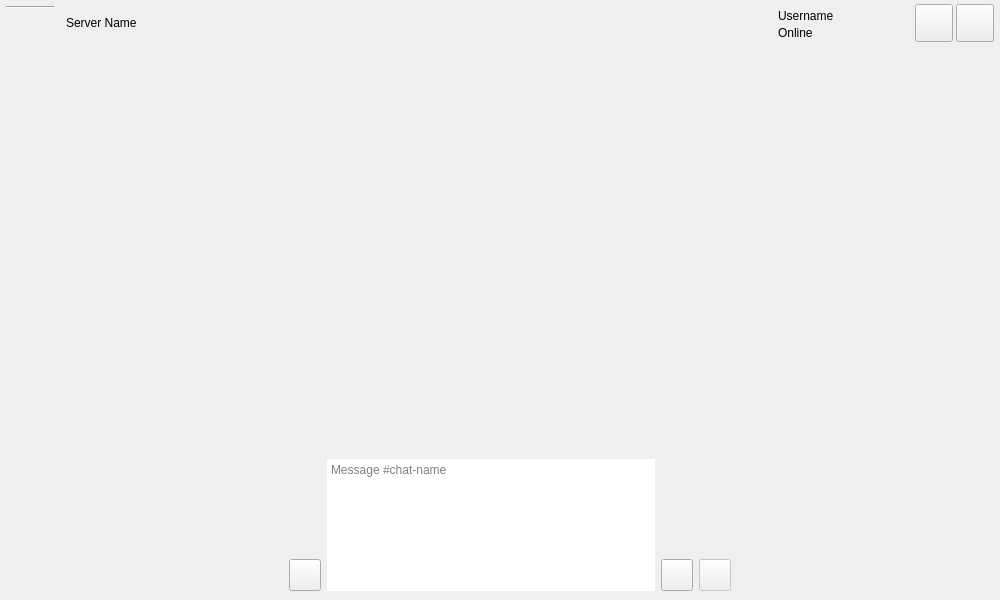
Above: widgets/main_page/main_page.ui from LiquidIce64/ScatterComms before the change. Below: the same form after it.
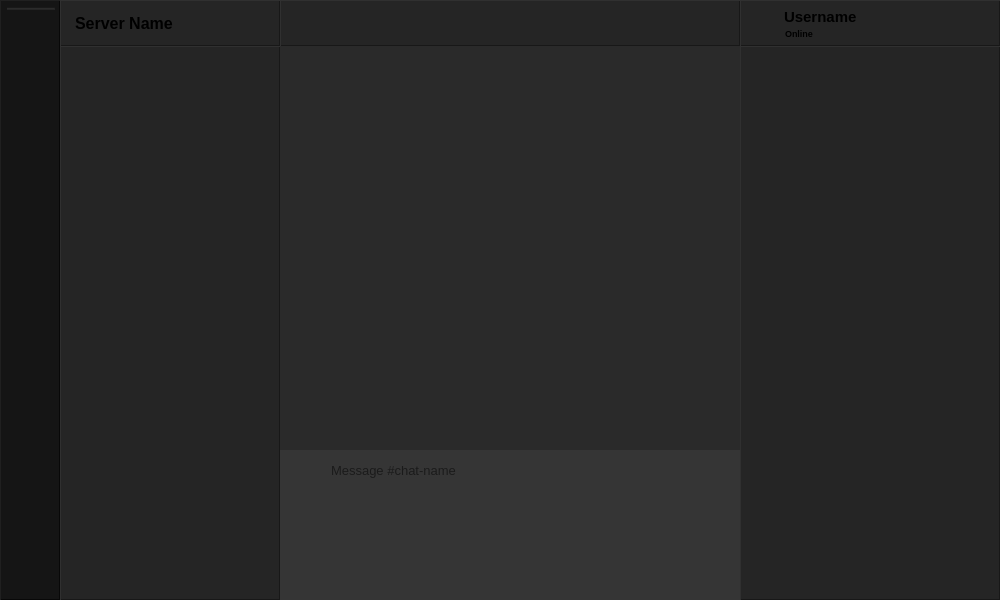
That is the form after the change. Icons and pictures are not drawn. Custom widgets are drawn as their Qt base class.

Commit message: Fixed frame button checked state highlight

Diff of the .ui file:
```diff
--- a/widgets/main_page/main_page.ui
+++ b/widgets/main_page/main_page.ui
@@ -89,8 +89,8 @@
 	border-radius: 6px;
 }
 
-#btn_server_title:hover, #btn_server_title:focus,
-#btn_profile:hover, #btn_profile:focus,
+#btn_server_title:hover, #btn_server_title:focus, #btn_server_title[checked=&quot;true&quot;],
+#btn_profile:hover, #btn_profile:focus, #btn_profile[checked=&quot;true&quot;],
 #btn_search:hover, #btn_settings:hover {
 	background-color: #303030;
 }
```
The commit also changes 4 other files.
